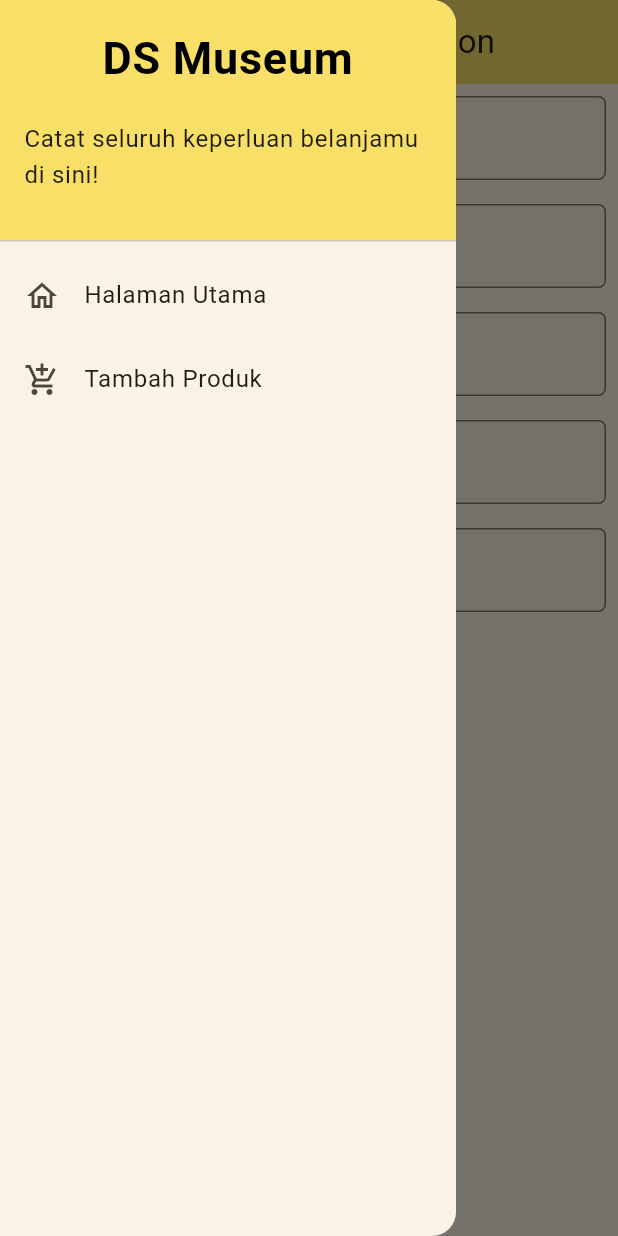
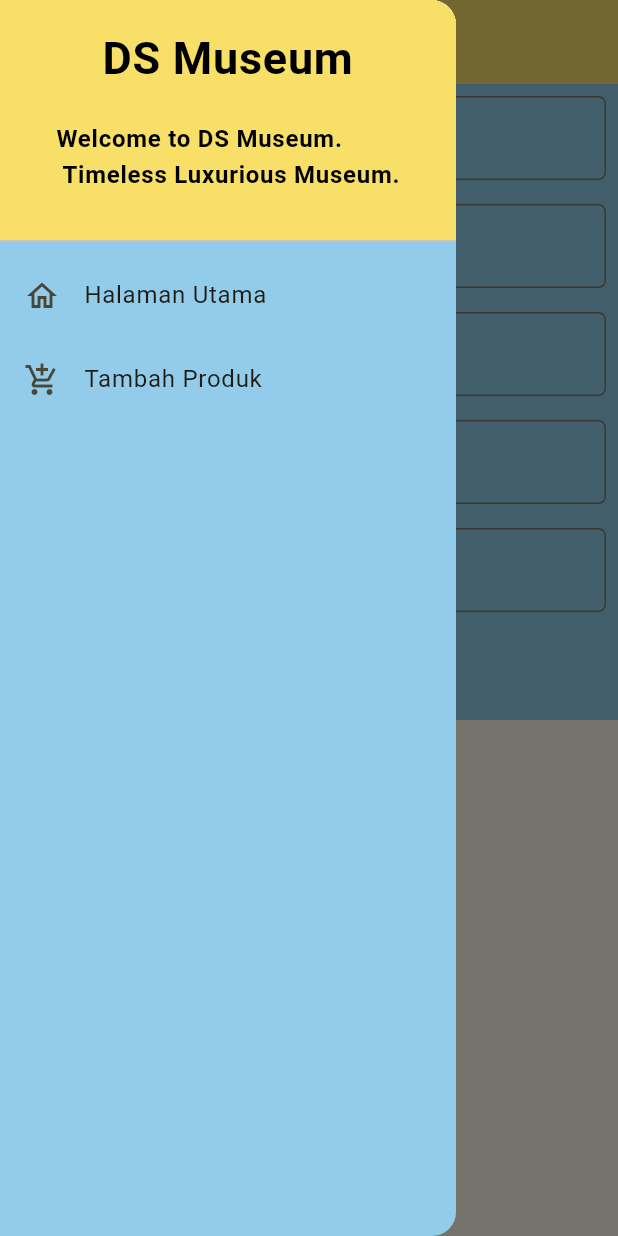
Before and after one commit to ErstevanAlmeida/museum-collection-management-mobile, a Flutter app: the CollectionFormPage screen opened directly, with the side drawer open, on a phone screen of 412 x 824 dp. Run offline on Flutter 3.47's test engine with Material 2 defaults, Android fonts, the phone set to English and light mode, and no system bars.

Commit message:
Membuat drawer, dan form page, serta melakukan routing untuk tombol tertentu (Tugas 8 selesai (bonus belum)) v1.1.2

```diff
--- a/lib/screens/collection_form.dart
+++ b/lib/screens/collection_form.dart
@@ -20,15 +20,18 @@ class _CollectionFormPageState extends State<CollectionFormPage> {
   Widget build(BuildContext context) {
     return Scaffold(
       appBar: AppBar(
-        title: const Center(
-          child: Text(
-            'Add New Collection'
+        title: const  Text(
+            'Add New Collection',
+            style: TextStyle(
+              fontWeight: FontWeight.bold,
             ),
           ),
         backgroundColor: const Color.fromARGB(255, 248, 224, 104),
       ),
       drawer: const LeftDrawer(),
-      body: Form(
+      body: Container(
+        color: const Color.fromARGB(255, 147, 204, 234),
+        child: Form(
           key: _formKey,
           child: SingleChildScrollView(
             child: Column(
@@ -193,7 +196,10 @@ class _CollectionFormPageState extends State<CollectionFormPage> {
                       },
                       child: const Text(
                         "Save",
-                      style: TextStyle(color: Colors.white),
+                        style: TextStyle(
+                          color: Colors.black,
+                          fontWeight: FontWeight.bold,
+                        ),
                       ),
                     ),
                   ),
@@ -202,6 +208,7 @@ class _CollectionFormPageState extends State<CollectionFormPage> {
             ),
           ),
         ),
+      ),
     );
   }
 }
--- a/lib/widgets/left_drawer.dart
+++ b/lib/widgets/left_drawer.dart
@@ -8,6 +8,7 @@ class LeftDrawer extends StatelessWidget {
   @override
   Widget build(BuildContext context) {
     return Drawer(
+      backgroundColor: const Color.fromARGB(255, 147, 204, 234),
       child: ListView(
         children: [
           const DrawerHeader(
@@ -26,7 +27,13 @@ class LeftDrawer extends StatelessWidget {
                   ),
                 ),
                 Padding(padding: EdgeInsets.all(10)),
-                Text("Catat seluruh keperluan belanjamu di sini!"),
+                Text(
+                  "Welcome to DS Museum.\n Timeless Luxurious Museum.",
+                  style: TextStyle(
+                    fontWeight: FontWeight.bold,
+                    color: Colors.black,
+                  ),
+                )
               ],
             ),
           ),
```
Lines whose indentation alone changed are shown as unchanged.
